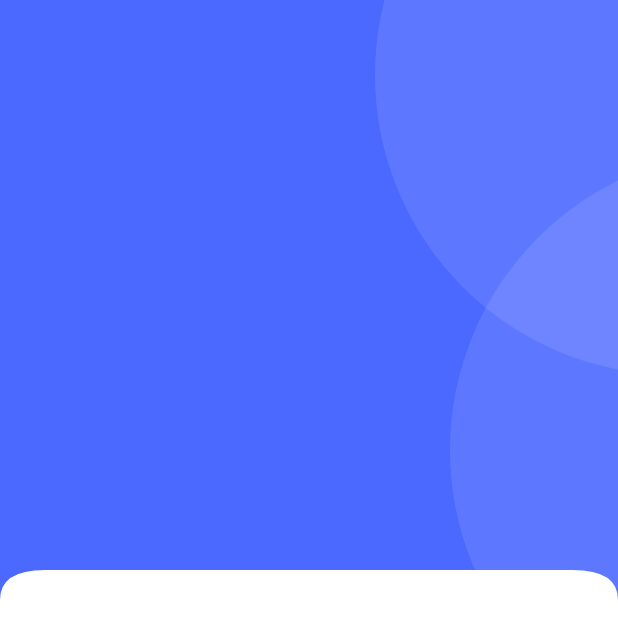
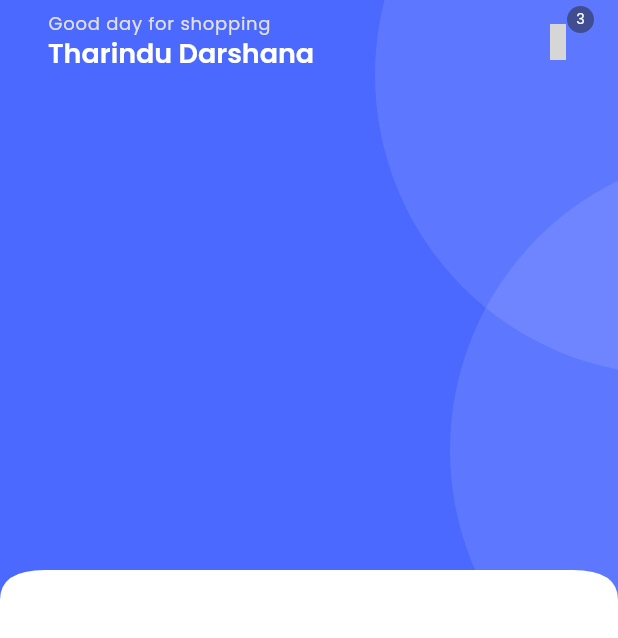
Before and after one commit to TDMWalpala/t-store, a Flutter app: the HomeScreen screen opened directly, on a phone screen of 412 x 824 dp. Shown: the top 638 px of the screen. Run offline on Flutter 3.47's test engine with Material 2 defaults, Android fonts, the phone set to English and light mode, and no system bars; our stand-ins replace connectivity_plus, firebase_storage, get, get_storage, iconsax, logger and 1 more; accounts and stored records are empty; project files that could hold a hidden picture were left out; grey boxes are pictures that could not be loaded.

```diff
--- /dev/null
+++ b/lib/common/widgets/appbar/appbar.dart
@@ -0,0 +1,46 @@
+import 'package:flutter/material.dart';
+import 'package:get/get_core/get_core.dart';
+import 'package:get/get_navigation/get_navigation.dart';
+import 'package:iconsax/iconsax.dart';
+import 'package:t_store/utils/constants/sizes.dart';
+import 'package:t_store/utils/device/device_utility.dart';
+
+class TAppBar extends StatelessWidget implements PreferredSizeWidget {
+  const TAppBar(
+      {super.key,
+      this.title,
+      this.showBackArrow = false,
+      this.leadingIcon,
+      this.actions,
+      this.leadingOnPressed});
+
+  final Widget? title;
+  final bool showBackArrow;
+  final IconData? leadingIcon;
+  final List<Widget>? actions;
+  final VoidCallback? leadingOnPressed;
+
+  @override
+  Widget build(BuildContext context) {
+    return Padding(
+      padding: const EdgeInsets.symmetric(horizontal: TSizes.md),
+      child: AppBar(
+        automaticallyImplyLeading: false,
+        leading: showBackArrow
+            ? IconButton(
+                onPressed: () => Get.back(),
+                icon: const Icon(Iconsax.arrow_left))
+            : leadingIcon != null
+                ? IconButton(
+                    onPressed: leadingOnPressed, icon: Icon(leadingIcon))
+                : null,
+        title: title,
+        actions: actions,
+      ),
+    );
+  }
+
+  @override
+  // TODO: implement preferredSize
+  Size get preferredSize => Size.fromHeight(TDeviceUtils.getAppBarHeight());
+}
--- a/lib/common/widgets/custom_shapes/containers/primary_header_container.dart
+++ b/lib/common/widgets/custom_shapes/containers/primary_header_container.dart
@@ -37,6 +37,7 @@ class TPrimaryHeaderContainer extends StatelessWidget {
                   background: TColors.textWhite.withOpacity(0.1),
                 ),
               ),
+              child,
             ],
           ),
         ),
--- /dev/null
+++ b/lib/common/widgets/products.card/card_menu_icon.dart
@@ -0,0 +1,45 @@
+import 'package:flutter/material.dart';
+import 'package:iconsax/iconsax.dart';
+import 'package:t_store/utils/constants/colors.dart';
+
+class TCardCounterIcon extends StatelessWidget {
+  const TCardCounterIcon({
+    super.key,
+    required this.onPressed,
+    required this.iconColor,
+  });
+  final VoidCallback onPressed;
+  final Color iconColor;
+  @override
+  Widget build(BuildContext context) {
+    return Stack(
+      children: [
+        IconButton(
+            onPressed: onPressed,
+            icon: Icon(
+              Iconsax.shopping_bag,
+              color: iconColor,
+            )),
+        Positioned(
+          right: 0,
+          child: Container(
+            width: 18,
+            height: 18,
+            decoration: BoxDecoration(
+                color: TColors.black.withOpacity(0.5),
+                borderRadius: BorderRadius.circular(100)),
+            child: Center(
+              child: Text(
+                '3',
+                style: Theme.of(context)
+                    .textTheme
+                    .labelLarge!
+                    .apply(color: TColors.white, fontSizeFactor: 0.8),
+              ),
+            ),
+          ),
+        )
+      ],
+    );
+  }
+}
--- a/lib/features/shop/screens/home/home.dart
+++ b/lib/features/shop/screens/home/home.dart
@@ -1,6 +1,7 @@
 import 'package:flutter/cupertino.dart';
 import 'package:flutter/material.dart';
 import 'package:t_store/common/widgets/custom_shapes/containers/primary_header_container.dart';
+import 'package:t_store/features/shop/screens/home/widgets/home_appbar.dart';
 
 class HomeScreen extends StatelessWidget {
   const HomeScreen({super.key});
@@ -13,7 +14,7 @@ class HomeScreen extends StatelessWidget {
           children: [
             TPrimaryHeaderContainer(
               child: Column(
-                children: [],
+                children: [THomeAppBar()],
               ),
             )
           ],
--- /dev/null
+++ b/lib/features/shop/screens/home/widgets/home_appbar.dart
@@ -0,0 +1,42 @@
+import 'package:flutter/material.dart';
+import 'package:t_store/common/widgets/appbar/appbar.dart';
+import 'package:t_store/common/widgets/products.card/card_menu_icon.dart';
+import 'package:t_store/utils/constants/colors.dart';
+import 'package:t_store/utils/constants/text_strings.dart';
+
+class THomeAppBar extends StatelessWidget {
+  const THomeAppBar({
+    super.key,
+  });
+
+  @override
+  Widget build(BuildContext context) {
+    return TAppBar(
+      title: Column(
+        crossAxisAlignment: CrossAxisAlignment.start,
+        children: [
+          Text(
+            TTexts.homeAppbarTitle,
+            style: Theme.of(context)
+                .textTheme
+                .labelMedium!
+                .apply(color: TColors.grey),
+          ),
+          Text(
+            TTexts.homeAppbarSubTitle,
+            style: Theme.of(context)
+                .textTheme
+                .headlineSmall!
+                .apply(color: TColors.white),
+          ),
+        ],
+      ),
+      actions: [
+        TCardCounterIcon(
+          onPressed: () {},
+          iconColor: TColors.white,
+        )
+      ],
+    );
+  }
+}
--- a/lib/utils/constants/text_strings.dart
+++ b/lib/utils/constants/text_strings.dart
@@ -63,7 +63,7 @@ class TTexts {
 
   // -- Home
   static const String homeAppbarTitle = "Good day for shopping";
-  static const String homeAppbarSubTitle = "Taimoor Sikander";
+  static const String homeAppbarSubTitle = "Tharindu Darshana";
 
 
 }
```
